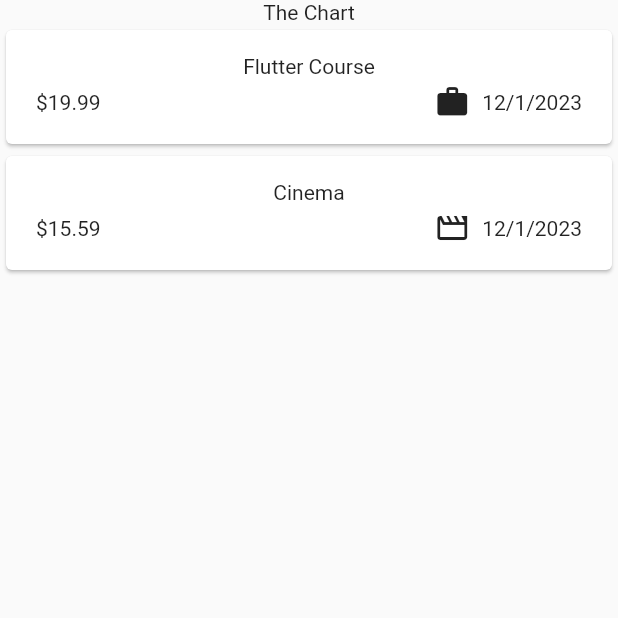
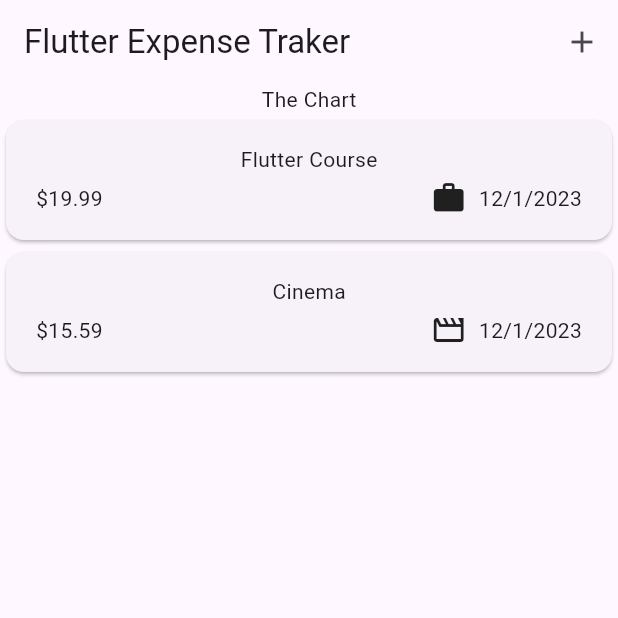
Before and after one commit to masanao10337/expense_tracking, a Flutter app: the screen it shows after launch, on a phone screen of 412 x 824 dp, the top half of it. Run offline on Flutter 3.47's test engine with Material 2 defaults, Android fonts, the phone set to English and light mode, and no system bars.

Commit message:
add Appbar

```diff
--- a/lib/main.dart
+++ b/lib/main.dart
@@ -1,6 +1,5 @@
 import 'package:flutter/material.dart';
 import 'package:expense_tracking_app/widgets/expenses.dart';
-
 
 void main() {
   runApp(const MainApp());
@@ -11,8 +10,9 @@ class MainApp extends StatelessWidget {
 
   @override
   Widget build(BuildContext context) {
-    return const MaterialApp(
-      home: Expenses(),
+    return MaterialApp(
+      theme: ThemeData(useMaterial3: true),
+      home: const Expenses(),
     );
   }
 }
--- a/lib/widgets/expenses.dart
+++ b/lib/widgets/expenses.dart
@@ -28,6 +28,15 @@ class _ExpensesState extends State<Expenses> {
   @override
   Widget build(BuildContext context) {
     return Scaffold(
+      appBar: AppBar(
+        title: const Text('Flutter Expense Traker'),
+        actions: [
+          IconButton(
+            onPressed: () {}, //formを開く関数を作る
+            icon: const Icon(Icons.add),
+          ),
+        ],
+      ),
       body: Column(
         children: [
           const Text('The Chart'),
```
